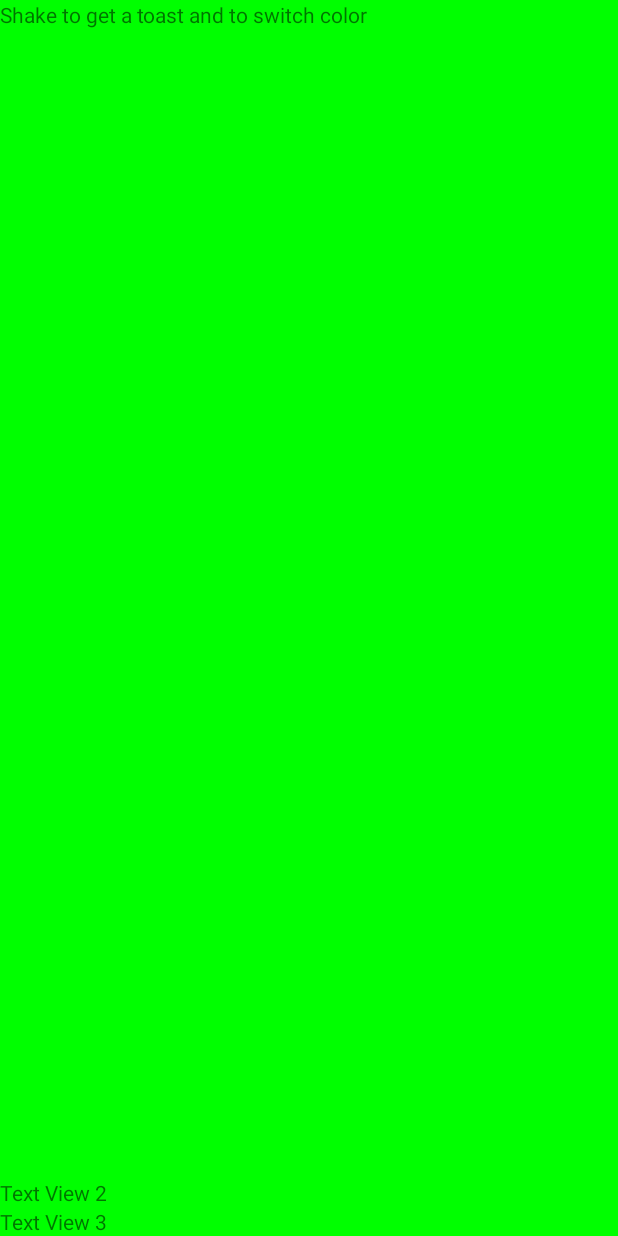
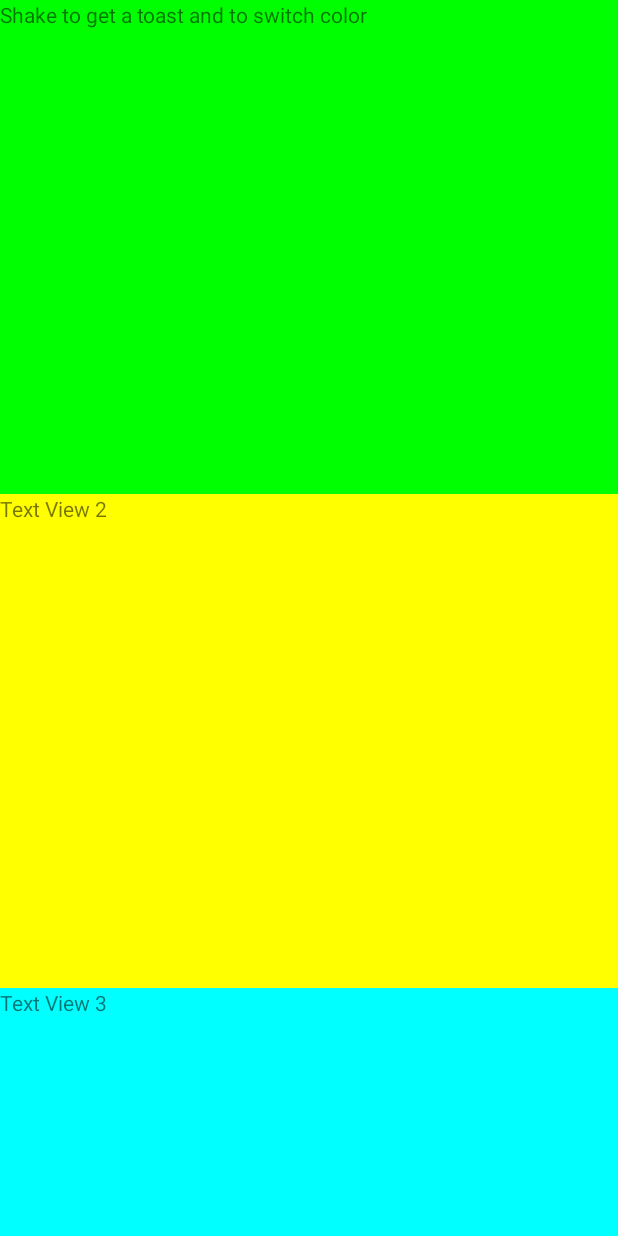
Before and after one commit to vGerJ02/MiniActv-1, an Android app: the screen it shows after launch (TestAccelerometreActivity), on a phone screen of 412 x 824 dp. Run offline under Robolectric (Android 15) with nearby library versions, the phone set to English and light mode, and no system bars.

Commit message:
feat: fix 2,2,1 weight of textviews and add colors

```diff
--- a/app/src/main/java/com/example/testaccelerometrekotlin/TestAccelerometreActivity.kt
+++ b/app/src/main/java/com/example/testaccelerometrekotlin/TestAccelerometreActivity.kt
@@ -17,7 +17,9 @@ class TestAccelerometreActivity : Activity(), SensorEventListener {
 
     private lateinit var sensorManager: SensorManager
     private var color = false
-    private lateinit var view: TextView
+    private lateinit var view1: TextView
+    private lateinit var view2: TextView
+    private lateinit var view3: TextView
     private var lastUpdate: Long = 0
 
     private lateinit var binding: MainBinding
@@ -28,12 +30,22 @@ class TestAccelerometreActivity : Activity(), SensorEventListener {
         super.onCreate(savedInstanceState)
         binding = MainBinding.inflate(layoutInflater)
         setContentView(binding.root)
-        view = binding.textView
-        view.setBackgroundColor(Color.GREEN)
+
+        view1 = binding.textView
+        view2 = binding.textView2
+        view3 = binding.textView3
+
+        view1.setBackgroundColor(Color.GREEN)
+        view2.setBackgroundColor(Color.YELLOW)
+        view3.setBackgroundColor(Color.CYAN)
+
         sensorManager = getSystemService(SENSOR_SERVICE) as SensorManager
+
+        val accel = sensorManager.getDefaultSensor(Sensor.TYPE_ACCELEROMETER)
+
         sensorManager.registerListener(
             this,
-            sensorManager.getDefaultSensor(Sensor.TYPE_ACCELEROMETER),
+            accel,
             SensorManager.SENSOR_DELAY_NORMAL
         )
         // register this class as a listener for the accelerometer sensor
@@ -60,9 +72,9 @@ class TestAccelerometreActivity : Activity(), SensorEventListener {
             lastUpdate = actualTime
             Toast.makeText(this, R.string.shuffed, Toast.LENGTH_SHORT).show()
             if (color) {
-                view.setBackgroundColor(Color.GREEN)
+                view1.setBackgroundColor(Color.GREEN)
             } else {
-                view.setBackgroundColor(Color.RED)
+                view1.setBackgroundColor(Color.RED)
             }
             color = !color
         }
--- a/app/src/main/res/layout/main.xml
+++ b/app/src/main/res/layout/main.xml
@@ -1,15 +1,16 @@
 <?xml version="1.0" encoding="utf-8"?>
-<androidx.constraintlayout.widget.ConstraintLayout xmlns:android="http://schemas.android.com/apk/res/android"
+<LinearLayout xmlns:android="http://schemas.android.com/apk/res/android"
     xmlns:app="http://schemas.android.com/apk/res-auto"
     xmlns:tools="http://schemas.android.com/tools"
     android:layout_width="match_parent"
     android:layout_height="match_parent"
+    android:orientation="vertical"
     tools:context=".TestAccelerometreActivity">
 
     <TextView
         android:id="@+id/textView"
         android:layout_width="match_parent"
-        android:layout_height="match_parent"
+        android:layout_height="0dp"
         android:text="@string/shake"
         android:layout_weight="2"
         app:layout_constraintBottom_toTopOf="@id/textView2"
@@ -20,7 +21,7 @@
     <TextView
         android:id="@+id/textView2"
         android:layout_width="match_parent"
-        android:layout_height="wrap_content"
+        android:layout_height="0dp"
         android:text="Text View 2"
         android:layout_weight="2"
         app:layout_constraintBottom_toTopOf="@id/textView3"
@@ -30,7 +31,7 @@
     <TextView
         android:id="@+id/textView3"
         android:layout_width="match_parent"
-        android:layout_height="wrap_content"
+        android:layout_height="0dp"
         android:text="Text View 3"
         android:layout_weight="1"
         app:layout_constraintBottom_toBottomOf="parent"
@@ -38,4 +39,4 @@
         app:layout_constraintStart_toStartOf="parent" />
 
 
-</androidx.constraintlayout.widget.ConstraintLayout>
+</LinearLayout>
```
